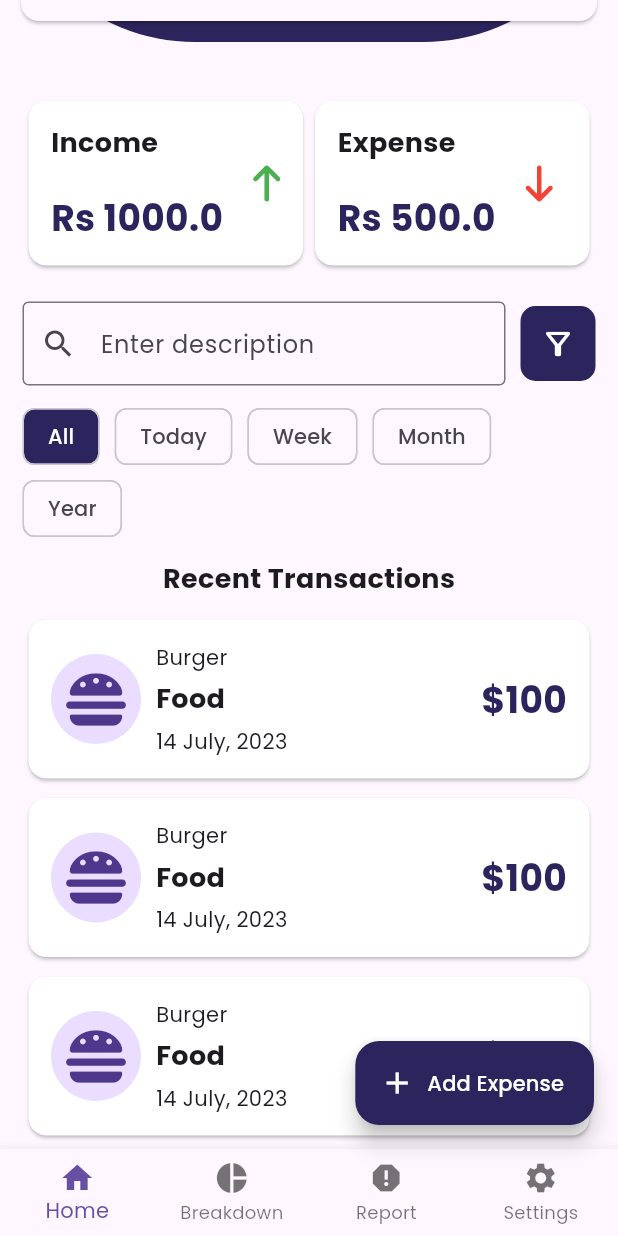
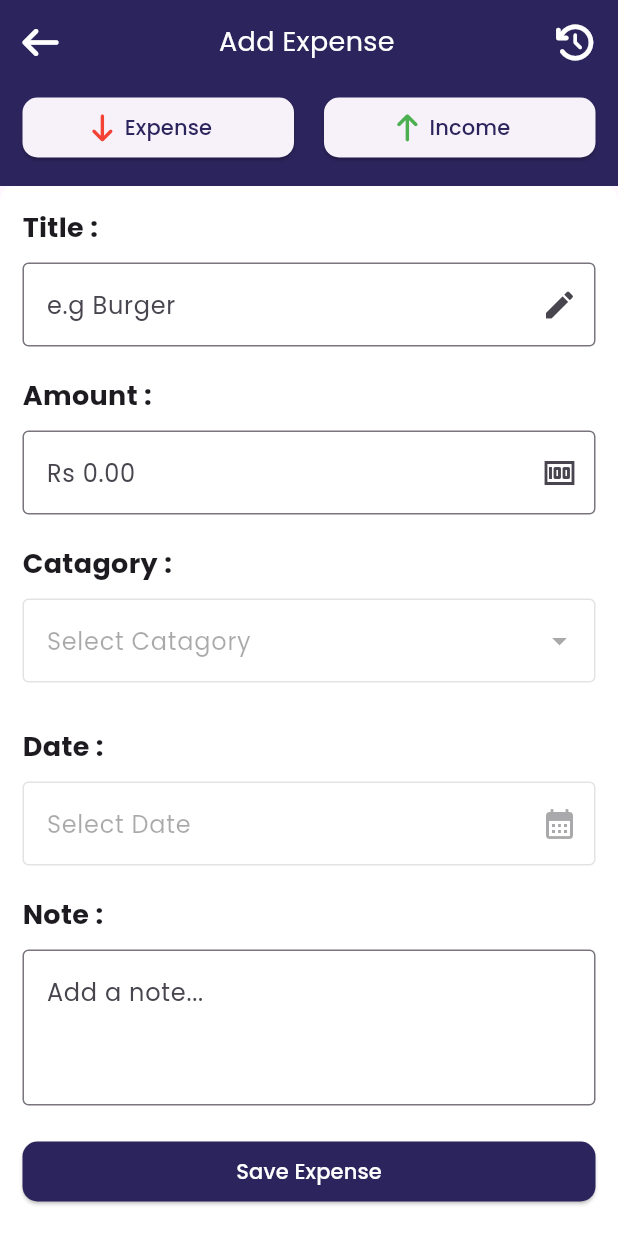
Before and after one commit to Saad-Qadeer007/expense_tracker_latest_version, a Flutter app: the screen it shows after launch, scrolled down 243 dp, after a tap on "Add Expense", on a phone screen of 412 x 824 dp. Run offline on Flutter 3.47's test engine with Material 3 defaults, Android fonts, the phone set to English and light mode, and no system bars; our stand-ins replace font_awesome_flutter, google_fonts.

Commit message:
Day no 2 : Add Expense Screen UI Completed

```diff
--- a/lib/Screens/Add_Expense_Screen.dart
+++ b/lib/Screens/Add_Expense_Screen.dart
@@ -0,0 +1,371 @@
+import 'package:expense_tracker_latest_version/Widgets/Catagory_Chip.dart';
+import 'package:flutter/material.dart';
+import 'package:font_awesome_flutter/font_awesome_flutter.dart';
+
+import '../Ultilities/App_Colors.dart';
+
+class AddExpenseScreen extends StatefulWidget {
+  AddExpenseScreen({super.key});
+
+  bool isShowCatagory = false;
+  TextEditingController dateController = TextEditingController();
+  TextEditingController titleController = TextEditingController();
+  TextEditingController amountController = TextEditingController();
+  TextEditingController catagoryController = TextEditingController();
+  TextEditingController noteController = TextEditingController();
+
+  @override
+  State<AddExpenseScreen> createState() => _AddExpenseScreenState();
+}
+
+class _AddExpenseScreenState extends State<AddExpenseScreen> {
+  @override
+  DateTime? pickedDate;
+
+  Future<void> _selectDate(BuildContext context) async {
+    final DateTime? picked = await showDatePicker(
+      context: context,
+      initialDate: DateTime.now(),
+      firstDate: DateTime(2015, 8),
+      lastDate: DateTime(2101),
+    );
+    if (picked != null) {
+      setState(() {
+        pickedDate = picked;
+        widget.dateController.text =
+            "${picked.day}/${picked.month}/${picked.year}";
+      });
+    }
+  }
+
+  String buttonTracker = "expense";
+
+  void changeButtonTracker(String ButtonTracker) {
+    setState(() {
+      buttonTracker = ButtonTracker;
+    });
+  }
+
+  Widget build(BuildContext context) {
+    return Scaffold(
+      body: SingleChildScrollView(
+        child: SafeArea(
+          child: Column(
+            crossAxisAlignment: CrossAxisAlignment.start,
+            children: [
+              ///////////////////////////////////////////////////////////  Appbar for add expense screen
+              Container(
+                decoration: BoxDecoration(color: AppColors.primary),
+                padding: EdgeInsetsGeometry.all(15.0),
+                child: Column(
+                  children: [
+                    Row(
+                      mainAxisAlignment: MainAxisAlignment.spaceBetween,
+                      children: [
+                        InkWell(
+                          onTap: () {
+                            Navigator.pop(context);
+                          },
+                          child: FaIcon(
+                            FontAwesomeIcons.arrowLeft,
+                            color: Colors.white,
+                          ),
+                        ),
+                        Text(
+                          "Add Expense",
+                          style: TextStyle(fontSize: 18, color: Colors.white),
+                        ),
+                        FaIcon(FontAwesomeIcons.history, color: Colors.white),
+                      ],
+                    ),
+                    SizedBox(height: 20),
+                    Row(
+                      mainAxisAlignment: MainAxisAlignment.spaceBetween,
+                      children: [
+                        Expanded(
+                          child: ElevatedButton.icon(
+                            onPressed: () {
+                              changeButtonTracker("expense");
+                            },
+                            style: ElevatedButton.styleFrom(
+                              foregroundColor: AppColors.primary,
+                              shape: RoundedRectangleBorder(
+                                borderRadius: BorderRadiusGeometry.circular(10),
+                              ),
+                            ),
+                            label: Text("Expense"),
+                            icon: FaIcon(
+                              FontAwesomeIcons.arrowDown,
+                              color: Colors.red,
+                            ),
+                          ),
+                        ),
+                        SizedBox(width: 20),
+                        Expanded(
+                          child: ElevatedButton.icon(
+                            onPressed: () {
+                              changeButtonTracker("income");
+                            },
+                            style: ElevatedButton.styleFrom(
+                              foregroundColor: AppColors.primary,
+                              shape: RoundedRectangleBorder(
+                                borderRadius: BorderRadiusGeometry.circular(10),
+                              ),
+                            ),
+                            label: Text("Income"),
+                            icon: FaIcon(
+                              FontAwesomeIcons.arrowUp,
+                              color: Colors.green,
+                            ),
+                          ),
+                        ),
+                      ],
+                    ),
+                  ],
+                ),
+              ),
+
+              ////////////////////////////////////////////////////////////////// Form for getting add expense data
+              buttonTracker.toLowerCase() == "expense"
+                  ? Container(
+                      padding: EdgeInsetsGeometry.all(15.0),
+                      decoration: BoxDecoration(
+                        color: Colors.white,
+                        borderRadius: BorderRadius.circular(10),
+                      ),
+                      child: Column(
+                        crossAxisAlignment: CrossAxisAlignment.start,
+                        children: [
+                          //// TextField for expense title
+                          Container(
+                            child: Column(
+                              crossAxisAlignment: CrossAxisAlignment.start,
+                              children: [
+                                Text(
+                                  "Title :",
+                                  style: TextStyle(
+                                    fontSize: 18,
+                                    fontWeight: FontWeight.bold,
+                                  ),
+                                ),
+                                SizedBox(height: 10),
+                                TextField(
+                                  decoration: InputDecoration(
+                                    hintText: "e.g Burger",
+                                    border: OutlineInputBorder(),
+                                    suffixIcon: Icon(Icons.edit),
+                                  ),
+                                ),
+                              ],
+                            ),
+                          ),
+                          SizedBox(height: 20),
+                          //// TextField for expense amount
+                          Container(
+                            child: Column(
+                              crossAxisAlignment: CrossAxisAlignment.start,
+                              children: [
+                                Text(
+                                  "Amount :",
+                                  style: TextStyle(
+                                    fontSize: 18,
+                                    fontWeight: FontWeight.bold,
+                                  ),
+                                ),
+                                SizedBox(height: 10),
+                                TextField(
+                                  decoration: InputDecoration(
+                                    hintText: "Rs 0.00",
+                                    border: OutlineInputBorder(),
+                                    suffixIcon: Icon(Icons.money),
+                                  ),
+                                ),
+                              ],
+                            ),
+                          ),
+                          SizedBox(height: 20),
+                          //// TextField for expense catagory
+                          Container(
+                            child: Column(
+                              crossAxisAlignment: CrossAxisAlignment.start,
+                              children: [
+                                Text(
+                                  "Catagory :",
+                                  style: TextStyle(
+                                    fontSize: 18,
+                                    fontWeight: FontWeight.bold,
+                                  ),
+                                ),
+                                SizedBox(height: 10),
+                                InkWell(
+                                  onTap: () {
+                                    setState(() {
+                                      widget.isShowCatagory =
+                                          !widget.isShowCatagory;
+                                    });
+                                  },
+                                  child: TextField(
+                                    enabled: false,
+                                    decoration: InputDecoration(
+                                      hintText: "Select Catagory",
+                                      border: OutlineInputBorder(),
+                                      suffixIcon: Icon(
+                                        Icons.arrow_drop_down,
+                                        size: 24,
+                                      ),
+                                    ),
+                                  ),
+                                ),
+                                SizedBox(height: 10),
+
+                                widget.isShowCatagory
+                                    ? Wrap(
+                                        children: [
+                                          CatagoryChip(CatagoryTitle: "food"),
+                                          CatagoryChip(CatagoryTitle: "travel"),
+                                          CatagoryChip(CatagoryTitle: "other"),
+                                          CatagoryChip(
+                                            CatagoryTitle: "shopping",
+                                          ),
+                                          CatagoryChip(
+                                            CatagoryTitle: "Entertainment",
+                                          ),
+                                        ],
+                                      )
+                                    : Container(),
+                              ],
+                            ),
+                          ),
+                          SizedBox(height: 20),
+                          ////////////////////  TextField for expense date
+                          Container(
+                            child: Column(
+                              crossAxisAlignment: CrossAxisAlignment.start,
+                              children: [
+                                Text(
+                                  "Date :",
+                                  style: TextStyle(
+                                    fontSize: 18,
+                                    fontWeight: FontWeight.bold,
+                                  ),
+                                ),
+                                SizedBox(height: 10),
+                                InkWell(
+                                  onTap: () {
+                                    _selectDate(context);
+                                  },
+                                  child: TextField(
+                                    controller: widget.dateController,
+                                    enabled: false,
+                                    decoration: InputDecoration(
+                                      hintText: "Select Date",
+                                      border: OutlineInputBorder(),
+                                      suffixIcon: Icon(Icons.calendar_month),
+                                    ),
+                                  ),
+                                ),
+                              ],
+                            ),
+                          ),
+                          SizedBox(height: 20),
+                          Container(
+                            child: Column(
+                              crossAxisAlignment: CrossAxisAlignment.start,
+                              children: [
+                                Text(
+                                  "Note :",
+                                  style: TextStyle(
+                                    fontSize: 18,
+                                    fontWeight: FontWeight.bold,
+                                  ),
+                                ),
+                                SizedBox(height: 10),
+                                TextFormField(
+                                  keyboardType: TextInputType.multiline,
+                                  minLines: 3,
+                                  maxLines: null,
+                                  decoration: InputDecoration(
+                                    hintText: "Add a note...",
+                                    border: OutlineInputBorder(),
+                                  ),
+                                ),
+
+                                SizedBox(height: 20),
+
+                                Container(
+                                  width: double.infinity,
+                                  child: ElevatedButton(
+                                    style: ElevatedButton.styleFrom(
+                                      backgroundColor: AppColors.primary,
+                                      shape: RoundedRectangleBorder(
+                                        borderRadius: BorderRadius.circular(10),
+                                      ),
+                                    ),
+                                    onPressed: () {},
+                                    child: Text(
+                                      "Save Expense",
+                                      style: TextStyle(color: Colors.white),
+                                    ),
+                                  ),
+                                ),
+                              ],
+                            ),
+                          ),
+                          SizedBox(height: 20),
+                        ],
+                      ),
+                    )
+                  : Column(
+                      children: [
+                        Container(
+                          padding: EdgeInsetsGeometry.all(15.0),
+                          decoration: BoxDecoration(
+                            color: Colors.white,
+                            borderRadius: BorderRadius.circular(10),
+                          ),
+                          child: Column(
+                            crossAxisAlignment: CrossAxisAlignment.start,
+                            children: [
+                              Text(
+                                "Income :",
+                                style: TextStyle(
+                                  fontSize: 18,
+                                  fontWeight: FontWeight.bold,
+                                ),
+                              ),
+                              SizedBox(height: 10),
+                              TextFormField(
+                                decoration: InputDecoration(
+                                  hintText: "Rs 0.00",
+                                  border: OutlineInputBorder(),
+                                ),
+                              ),
+                              SizedBox(height: 20),
+                              Container(
+                                width: double.infinity,
+                                child: ElevatedButton(
+                                  style: ElevatedButton.styleFrom(
+                                    backgroundColor: AppColors.primary,
+                                    shape: RoundedRectangleBorder(
+                                      borderRadius: BorderRadius.circular(10),
+                                    ),
+                                  ),
+                                  onPressed: () {},
+                                  child: Text(
+                                    "Save Income",
+                                    style: TextStyle(color: Colors.white),
+                                  ),
+                                ),
+                              ),
+                            ],
+                          ),
+                        ),
+                      ],
+                    ),
+            ],
+          ),
+        ),
+      ),
+    );
+  }
+}
--- a/lib/Screens/Home_Screen.dart
+++ b/lib/Screens/Home_Screen.dart
@@ -5,6 +5,7 @@ import '../Ultilities/App_Colors.dart';
 import '../Ultilities/App_Themes.dart';
 import '../Widgets/Show_Balance_Card.dart';
 import '../Widgets/Transactions_Card.dart';
+import 'Add_Expense_Screen.dart';
 
 class HomeScreen extends StatefulWidget {
   const HomeScreen({super.key});
@@ -24,14 +25,25 @@ class _HomeScreenState extends State<HomeScreen> {
           type: BottomNavigationBarType.fixed,
           items: const [
             BottomNavigationBarItem(icon: Icon(Icons.home), label: "Home"),
-            BottomNavigationBarItem(icon: Icon(Icons.pie_chart), label: "Breakdown"),
+            BottomNavigationBarItem(
+              icon: Icon(Icons.pie_chart),
+              label: "Breakdown",
+            ),
             BottomNavigationBarItem(icon: Icon(Icons.report), label: "Report"),
-            BottomNavigationBarItem(icon: Icon(Icons.settings), label: "Settings"),
+            BottomNavigationBarItem(
+              icon: Icon(Icons.settings),
+              label: "Settings",
+            ),
           ],
         ),
       ),
       floatingActionButton: FloatingActionButton.extended(
-        onPressed: () {},
+        onPressed: () {
+          Navigator.push(
+            context,
+            MaterialPageRoute(builder: (context) => AddExpenseScreen()),
+          );
+        },
         label: Text("Add Expense"),
         icon: Icon(Icons.add),
         backgroundColor: AppColors.primary,
--- /dev/null
+++ b/lib/Widgets/Catagory_Chip.dart
@@ -0,0 +1,49 @@
+import 'package:flutter/material.dart';
+import 'package:font_awesome_flutter/font_awesome_flutter.dart';
+
+import '../Ultilities/App_Colors.dart';
+
+class CatagoryChip extends StatefulWidget {
+  String CatagoryTitle;
+
+  CatagoryChip({super.key, required this.CatagoryTitle});
+
+  @override
+  State<CatagoryChip> createState() => _CatagoryChipState();
+}
+
+class _CatagoryChipState extends State<CatagoryChip> {
+  @override
+  Widget build(BuildContext context) {
+    return Padding(
+      padding: const EdgeInsets.all(8.0),
+      child: Card(
+        child: Container(
+          decoration: BoxDecoration(
+            color: AppColors.primary,
+            borderRadius: BorderRadius.circular(10),
+          ),
+          padding: EdgeInsetsGeometry.all(10),
+          child: Column(
+            children: [
+              widget.CatagoryTitle.toLowerCase() == "food"
+                  ? FaIcon(FontAwesomeIcons.burger, color: Colors.white)
+                  : widget.CatagoryTitle.toLowerCase() == "shopping"
+                  ? FaIcon(FontAwesomeIcons.shoppingBag, color: Colors.white)
+                  : widget.CatagoryTitle.toLowerCase() == "travel"
+                  ? FaIcon(FontAwesomeIcons.plane, color: Colors.white)
+                  : widget.CatagoryTitle.toLowerCase() == "Entertainment"
+                  ? FaIcon(FontAwesomeIcons.ticket, color: Colors.white)
+                  : FaIcon(FontAwesomeIcons.mobileRetro, color: Colors.white),
+              SizedBox(height: 8),
+              Text(
+                "${widget.CatagoryTitle[0].toUpperCase() + widget.CatagoryTitle.substring(1)}",
+                style: TextStyle(color: Colors.white, fontSize: 16),
+              ),
+            ],
+          ),
+        ),
+      ),
+    );
+  }
+}
```
